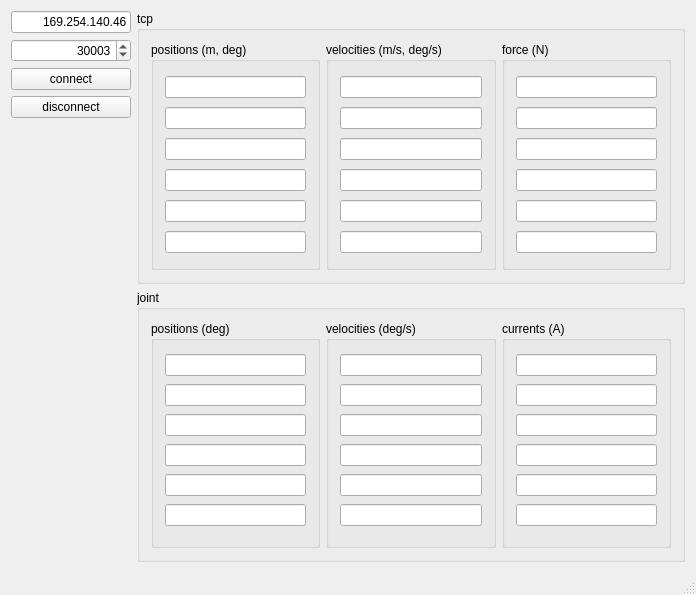
This is mainwindow.ui in lego8421/UR-Control as Qt 5 draws it before an edit. The edited form follows.
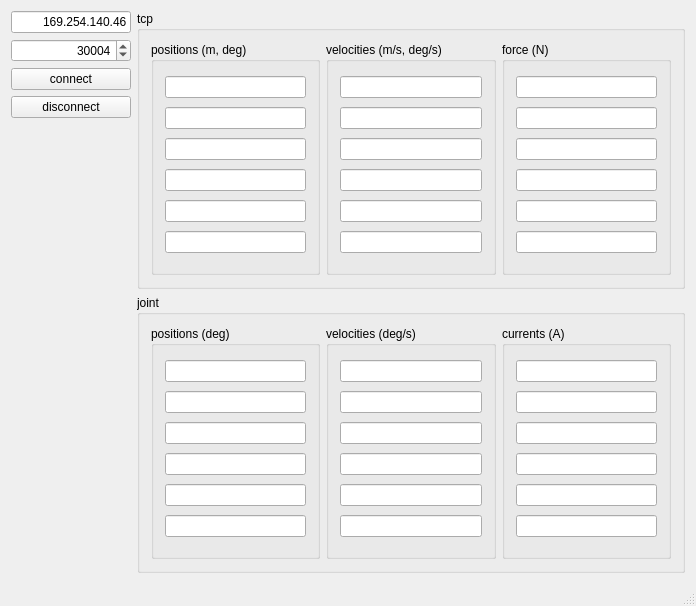
This is the edited form.

```diff
--- a/mainwindow.ui
+++ b/mainwindow.ui
@@ -7,7 +7,7 @@
     <x>0</x>
     <y>0</y>
     <width>696</width>
-    <height>595</height>
+    <height>606</height>
    </rect>
   </property>
   <property name="windowTitle">
@@ -60,7 +60,7 @@
          <number>65535</number>
         </property>
         <property name="value">
-         <number>30003</number>
+         <number>30004</number>
         </property>
        </widget>
       </item>
```
